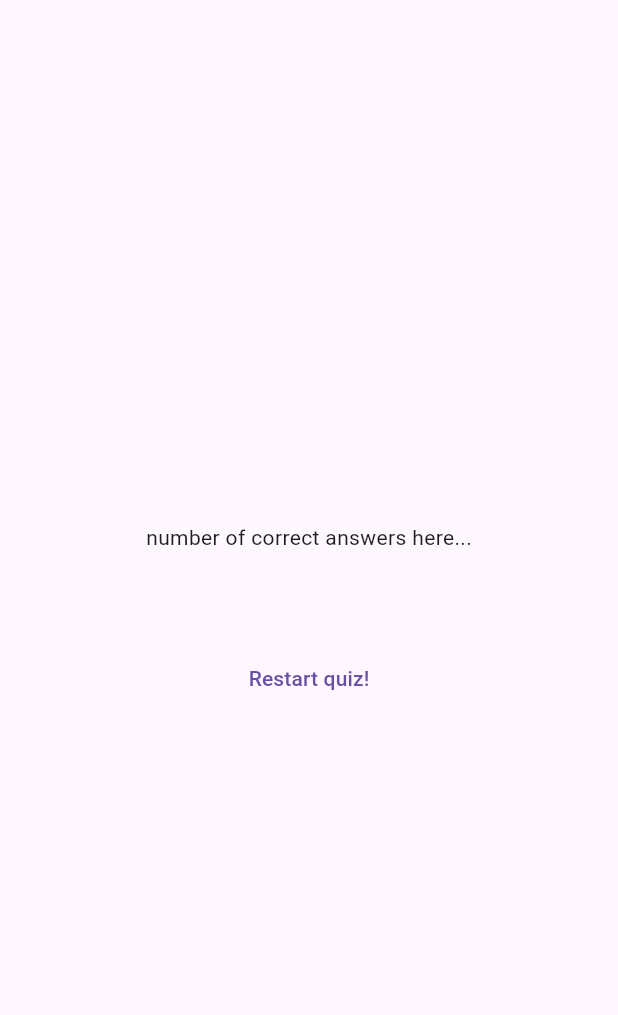
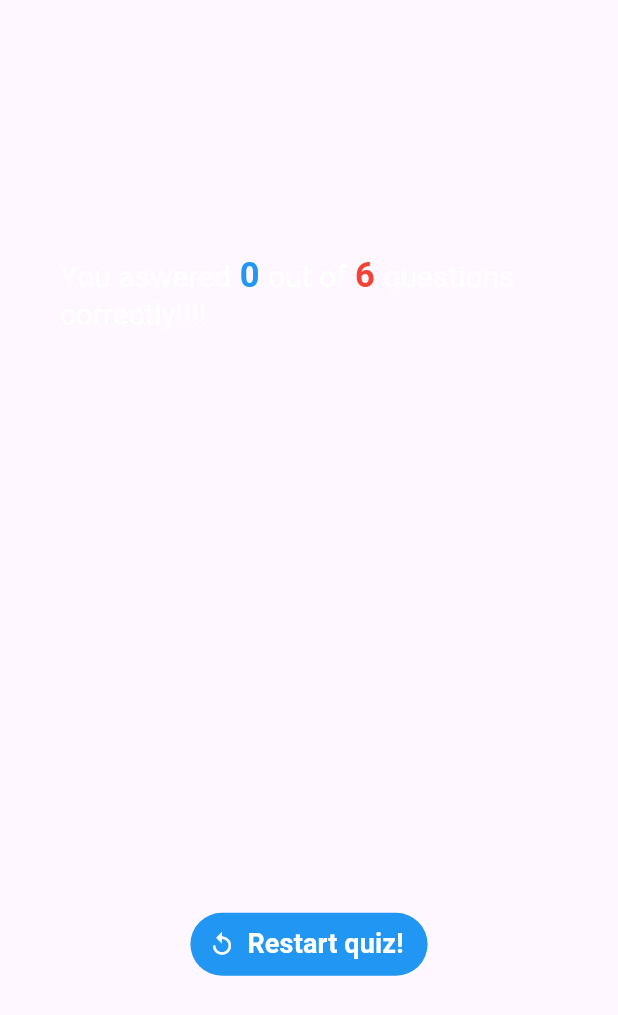
Before and after one commit to SassaroCristian/quiz_app_flutter, a Flutter app: the ResultScreen widget shown alone on an empty page, opened directly with empty values, on a phone screen of 412 x 824 dp. Shown: the top 1015 px of the screen. Run offline on Flutter 3.47's test engine with Material 3 defaults, Android fonts, the phone set to English and light mode, and no system bars; our stand-ins replace google_fonts.

Commit message:
added style to have a more pleasing UI

```diff
--- a/lib/quiz.dart
+++ b/lib/quiz.dart
@@ -26,9 +26,8 @@ class _QuizState extends State<Quiz> {
     });
   }
 
-  void choseAnswer(String answer) {
-    selectedAnswers.add(answer);
-
+  void choseAnswer(String data) {
+    selectedAnswers.add(data);
     if (selectedAnswers.length == questions.length) {
       setState(() {
         activeScreen = 'result-screen';
--- a/lib/result_screen.dart
+++ b/lib/result_screen.dart
@@ -25,6 +25,12 @@ class ResultScreen extends StatelessWidget {
 
   @override
   Widget build(context) {
+    final summaryData = getSummaryData();
+    final numTotalQuestions = questions.length;
+    final numCorrectQuestions = summaryData.where((data) {
+      return data['user_answer'] == data['correct_answer'];
+    }).length;
+
     return SizedBox(
       width: double.infinity,
       child: Container(
@@ -32,15 +38,58 @@ class ResultScreen extends StatelessWidget {
         child: Column(
           mainAxisAlignment: MainAxisAlignment.center,
           children: [
-            const Text('number of correct answers here...'),
+            RichText(
+              text: TextSpan(
+                style: const TextStyle(fontSize: 20, color: Colors.white),
+                children: <TextSpan>[
+                  const TextSpan(text: 'You aswered'),
+                  TextSpan(
+                    text: ' $numCorrectQuestions ',
+                    style: const TextStyle(
+                      color: Colors.blue,
+                      fontWeight: FontWeight.bold,
+                      fontSize: 23,
+                    ),
+                  ),
+                  const TextSpan(text: 'out of'),
+                  TextSpan(
+                    text: ' $numTotalQuestions ',
+                    style: const TextStyle(
+                      color: Colors.red,
+                      fontWeight: FontWeight.bold,
+                      fontSize: 23,
+                    ),
+                  ),
+                  const TextSpan(text: 'questions correctly!!!!'),
+                ],
+              ),
+            ),
             const SizedBox(
               height: 30,
             ),
-            QuestionSummary(getSummaryData()),
+            QuestionSummary(summaryData),
             const SizedBox(
               height: 30,
             ),
-            TextButton(onPressed: () {}, child: const Text('Restart quiz!'))
+            TextButton.icon(
+              style: ButtonStyle(
+                backgroundColor: MaterialStateProperty.all<Color>(
+                    Colors.blue), // Set background color to blue
+              ),
+              onPressed: () {},
+              label: const Text(
+                'Restart quiz!',
+                style: TextStyle(
+                  color: Colors.white,
+                  fontSize: 18,
+                  fontWeight: FontWeight.bold,
+                ),
+              ),
+              icon: const Icon(
+                Icons.replay_sharp,
+                color: Colors.white,
+              ),
+            )
           ],
         ),
       ),
```
Also changed, not shown: lib/question_summary.dart (+56 -6 lines).
